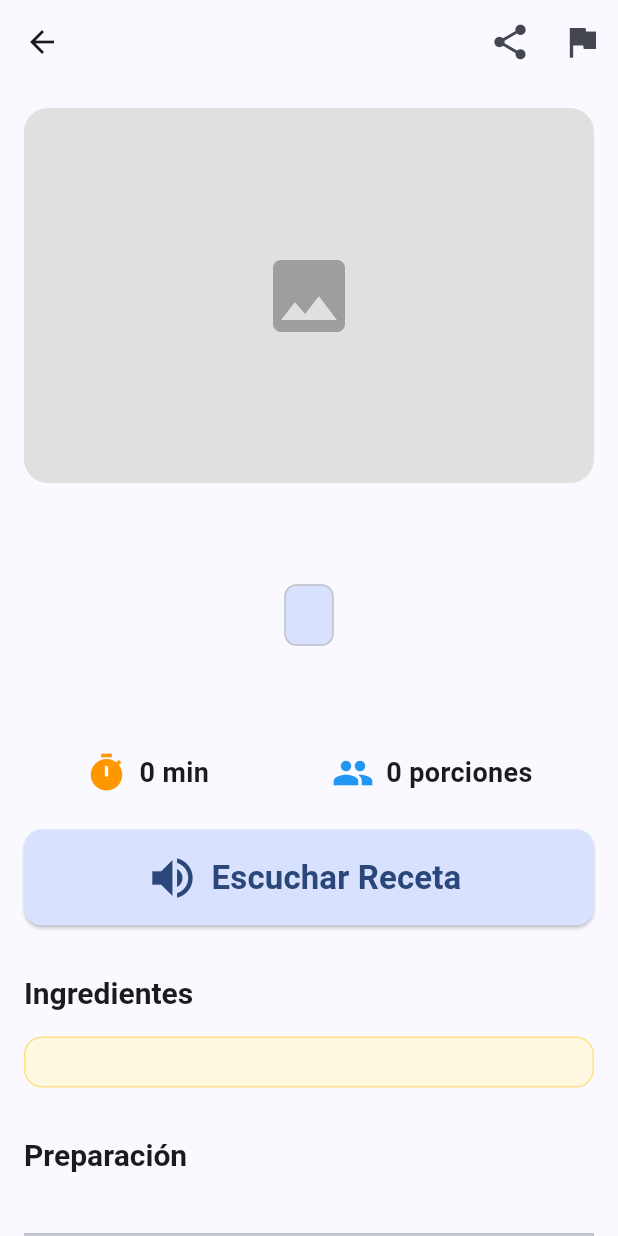
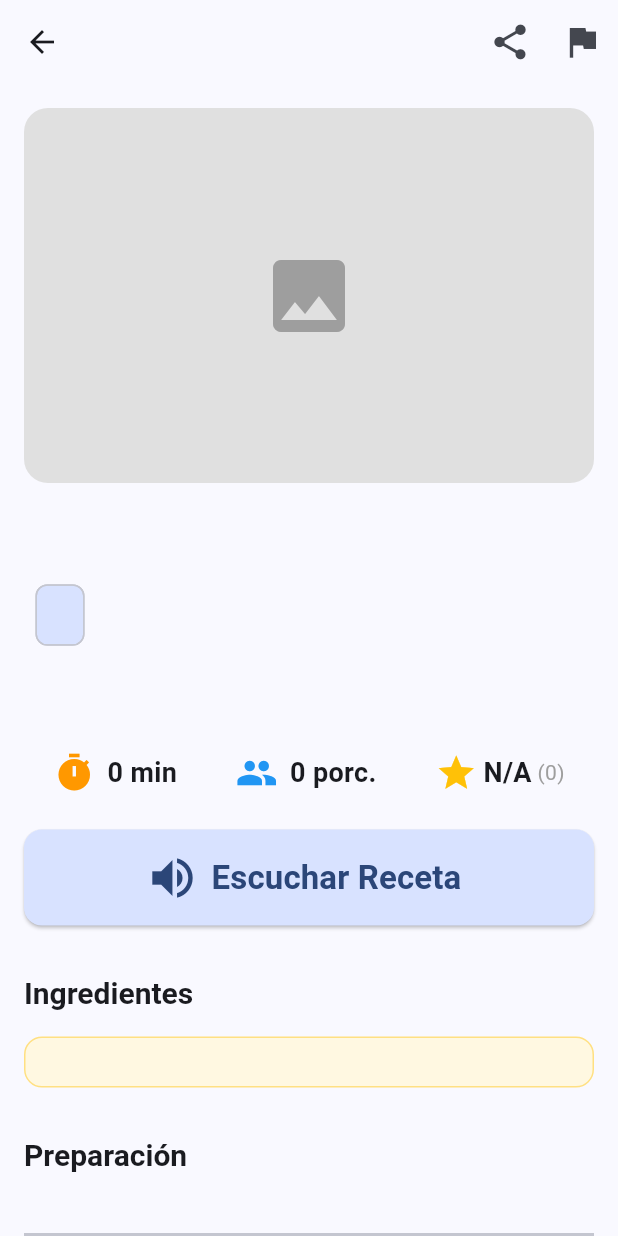
Before and after one commit to GonzaloValderrama/gastronomia-chilena, a Flutter app: the RecipeDetailScreen screen opened directly with empty values, on a phone screen of 412 x 824 dp. Run offline on Flutter 3.47's test engine with Material 3 defaults, Android fonts, the phone set to English and light mode, and no system bars; our stand-ins replace flutter_riverpod, flutter_tts, google_mobile_ads, share_plus, supabase_flutter; missing offline and left inert: video_trimmer; accounts and stored records are empty; network calls fail.

Commit message:
feat: implementar calificaciones y comentarios en Supabase

```diff
--- a/lib/features/social/presentation/recipe_detail_screen.dart
+++ b/lib/features/social/presentation/recipe_detail_screen.dart
@@ -1,22 +1,24 @@
 import 'package:flutter/material.dart';
+import 'package:flutter_riverpod/flutter_riverpod.dart';
 import 'package:share_plus/share_plus.dart';
 import 'package:flutter_tts/flutter_tts.dart';
 import '../../recipes/domain/recipe.dart';
+import 'social_provider.dart';
 
-class RecipeDetailScreen extends StatefulWidget {
+class RecipeDetailScreen extends ConsumerStatefulWidget {
   final Recipe recipe;
   const RecipeDetailScreen({super.key, required this.recipe});
 
   @override
-  State<RecipeDetailScreen> createState() => _RecipeDetailScreenState();
+  ConsumerState<RecipeDetailScreen> createState() => _RecipeDetailScreenState();
 }
 
-class _RecipeDetailScreenState extends State<RecipeDetailScreen> {
+class _RecipeDetailScreenState extends ConsumerState<RecipeDetailScreen> {
   final _commentController = TextEditingController();
-  int _currentRating = 0;
 
   late FlutterTts _flutterTts;
   bool _isPlayingTts = false;
+  bool _isSubmittingComment = false;
 
   @override
   void initState() {
@@ -53,7 +55,6 @@ class _RecipeDetailScreenState extends State<RecipeDetailScreen> {
 
       final recipe = widget.recipe;
 
-      // Armar el texto completo para leer
       StringBuffer ttsText = StringBuffer();
       ttsText.writeln("Receta de ${recipe.title}.");
       if (recipe.description != null) {
@@ -83,17 +84,18 @@ class _RecipeDetailScreenState extends State<RecipeDetailScreen> {
   }
 
   // ==== REPORTAR ====
-  void _reportContent(String type) {
+  void _reportContent(String type, String entityId) {
     showDialog(
       context: context,
       builder: (_) => AlertDialog(
         title: Text('Reportar $type'),
-        content: const Text('¿Estás seguro de que deseas reportar este contenido? A los 3 reportes será ocultado para revisión.'),
+        content: const Text('¿Estás seguro de que deseas reportar este contenido?'),
         actions: [
           TextButton(onPressed: () => Navigator.pop(context), child: const Text('Cancelar')),
           ElevatedButton(
             style: ElevatedButton.styleFrom(backgroundColor: Colors.red, foregroundColor: Colors.white),
             onPressed: () {
+              // TODO: Insertar reporte en la base de datos
               Navigator.pop(context);
               ScaffoldMessenger.of(context).showSnackBar(
                 const SnackBar(content: Text('Reporte enviado exitosamente.')),
@@ -106,10 +108,62 @@ class _RecipeDetailScreenState extends State<RecipeDetailScreen> {
     );
   }
 
+  // ==== ENVIAR COMENTARIO ====
+  Future<void> _submitComment() async {
+    final text = _commentController.text.trim();
+    if (text.isEmpty) return;
+
+    setState(() => _isSubmittingComment = true);
+
+    try {
+      await ref.read(socialRepositoryProvider).addComment(widget.recipe.id, text);
+      _commentController.clear();
+      // Refrescar los comentarios
+      ref.refresh(recipeCommentsProvider(widget.recipe.id));
+      if (mounted) {
+        FocusScope.of(context).unfocus(); // Cerrar teclado
+        ScaffoldMessenger.of(context).showSnackBar(
+          const SnackBar(content: Text('Comentario publicado'), backgroundColor: Colors.green),
+        );
+      }
+    } catch (e) {
+      if (mounted) {
+        ScaffoldMessenger.of(context).showSnackBar(
+          SnackBar(content: Text('Error: ${e.toString()}'), backgroundColor: Colors.red),
+        );
+      }
+    } finally {
+      if (mounted) setState(() => _isSubmittingComment = false);
+    }
+  }
+
+  // ==== CALIFICAR ====
+  Future<void> _rateRecipe(int score) async {
+    try {
+      await ref.read(socialRepositoryProvider).upsertRating(widget.recipe.id, score);
+      // Refrescar estadísticas
+      ref.refresh(recipeStatsProvider(widget.recipe.id));
+      if (mounted) {
+        ScaffoldMessenger.of(context).showSnackBar(
+          const SnackBar(content: Text('¡Gracias por calificar!'), backgroundColor: Colors.green),
+        );
+      }
+    } catch (e) {
+      if (mounted) {
+        ScaffoldMessenger.of(context).showSnackBar(
+          SnackBar(content: Text('Error: ${e.toString()}'), backgroundColor: Colors.red),
+        );
+      }
+    }
+  }
+
   @override
   Widget build(BuildContext context) {
     final theme = Theme.of(context);
     final recipe = widget.recipe;
+
+    final asyncComments = ref.watch(recipeCommentsProvider(recipe.id));
+    final asyncStats = ref.watch(recipeStatsProvider(recipe.id));
 
     return Scaffold(
       appBar: AppBar(
@@ -122,7 +176,7 @@ class _RecipeDetailScreenState extends State<RecipeDetailScreen> {
           ),
           IconButton(
             icon: const Icon(Icons.flag, size: 28),
-            onPressed: () => _reportContent('Receta'),
+            onPressed: () => _reportContent('Receta', recipe.id),
             tooltip: 'Reportar Receta',
           ),
         ],
@@ -153,9 +207,12 @@ class _RecipeDetailScreenState extends State<RecipeDetailScreen> {
           Text(recipe.title, style: theme.textTheme.displayMedium),
           const SizedBox(height: 8),
           if (recipe.category != null)
-            Chip(
+            Align(
+              alignment: Alignment.centerLeft,
+              child: Chip(
                 label: Text(recipe.category!, style: const TextStyle(fontSize: 16)),
                 backgroundColor: theme.colorScheme.primaryContainer,
+              ),
             ),
           const SizedBox(height: 16),
 
@@ -168,7 +225,7 @@ class _RecipeDetailScreenState extends State<RecipeDetailScreen> {
             const SizedBox(height: 24),
           ],
 
-          // Tiempo y Porciones
+          // Tiempo, Porciones y Rating (Stat)
           Row(
             mainAxisAlignment: MainAxisAlignment.spaceAround,
             children: [
@@ -185,17 +242,33 @@ class _RecipeDetailScreenState extends State<RecipeDetailScreen> {
                   children: [
                     const Icon(Icons.people, size: 28, color: Colors.blue),
                     const SizedBox(width: 8),
-                    Text('${recipe.servings} porciones', style: const TextStyle(fontSize: 18, fontWeight: FontWeight.bold)),
+                    Text('${recipe.servings} porc.', style: const TextStyle(fontSize: 18, fontWeight: FontWeight.bold)),
                   ],
+                ),
+              // Promedio de estrellas
+              asyncStats.when(
+                data: (stats) => Row(
+                  children: [
+                    const Icon(Icons.star, size: 28, color: Colors.amber),
+                    const SizedBox(width: 4),
+                    Text(
+                      stats['count'] > 0 ? '${(stats['average'] as double).toStringAsFixed(1)}' : 'N/A',
+                      style: const TextStyle(fontSize: 18, fontWeight: FontWeight.bold),
+                    ),
+                    Text(' (${stats['count']})', style: const TextStyle(fontSize: 14, color: Colors.grey)),
+                  ],
+                ),
+                loading: () => const SizedBox(width: 24, height: 24, child: CircularProgressIndicator(strokeWidth: 2)),
+                error: (_, __) => const SizedBox.shrink(),
               ),
             ],
           ),
           const SizedBox(height: 24),
 
-          // Botón de lectura de voz (Accesibilidad Mayor)
+          // Botón de lectura de voz
           ElevatedButton.icon(
             style: ElevatedButton.styleFrom(
-              minimumSize: const Size(double.infinity, 64), // Touch target grande
+              minimumSize: const Size(double.infinity, 64),
               backgroundColor: _isPlayingTts ? Colors.red.shade100 : theme.colorScheme.primaryContainer,
               foregroundColor: _isPlayingTts ? Colors.red : theme.colorScheme.onPrimaryContainer,
             ),
@@ -263,23 +336,28 @@ class _RecipeDetailScreenState extends State<RecipeDetailScreen> {
 
           const Divider(height: 48, thickness: 2),
 
-          // Estrellas (Calificación)
+          // Estrellas interactivas (Calificación)
           const Text('Califica esta receta', textAlign: TextAlign.center, style: TextStyle(fontSize: 20, fontWeight: FontWeight.bold)),
           const SizedBox(height: 8),
-          Row(
+          asyncStats.when(
+            data: (stats) {
+              final userRating = stats['userRating'] as int;
+              return Row(
                 mainAxisAlignment: MainAxisAlignment.center,
                 children: List.generate(5, (index) {
                   return IconButton(
-                iconSize: 56, // Touch target gigante para adultos mayores
+                    iconSize: 56, // Touch target gigante
                     icon: Icon(
-                  index < _currentRating ? Icons.star : Icons.star_border,
+                      index < userRating ? Icons.star : Icons.star_border,
                       color: Colors.orange,
                     ),
-                onPressed: () {
-                  setState(() => _currentRating = index + 1);
-                },
+                    onPressed: () => _rateRecipe(index + 1),
                   );
                 }),
+              );
+            },
+            loading: () => const Center(child: CircularProgressIndicator()),
+            error: (_, __) => const Center(child: Text('Error cargando calificación')),
           ),
 
           const Divider(height: 48, thickness: 2),
@@ -299,19 +377,52 @@ class _RecipeDetailScreenState extends State<RecipeDetailScreen> {
                   ),
                 ),
               ),
-              IconButton(
+              const SizedBox(width: 8),
+              _isSubmittingComment
+                  ? const CircularProgressIndicator()
+                  : IconButton(
                       iconSize: 40,
                       icon: Icon(Icons.send, color: theme.colorScheme.primary),
-                onPressed: () {
-                  _commentController.clear();
-                },
+                      onPressed: _submitComment,
                     ),
             ],
           ),
           const SizedBox(height: 24),
 
-          // Lista de Comentarios (Ejemplo UI)
-          const Center(child: Text('Aún no hay comentarios.', style: TextStyle(fontSize: 16, color: Colors.grey))),
+          // Lista de Comentarios Reales
+          asyncComments.when(
+            data: (comments) {
+              if (comments.isEmpty) {
+                return const Center(
+                  child: Padding(
+                    padding: EdgeInsets.all(16.0),
+                    child: Text('Aún no hay comentarios. ¡Sé el primero!', style: TextStyle(fontSize: 16, color: Colors.grey)),
+                  ),
+                );
+              }
+              return Column(
+                children: comments.map((comment) => ListTile(
+                  contentPadding: EdgeInsets.zero,
+                  leading: CircleAvatar(
+                    backgroundImage: comment.authorAvatarUrl != null ? NetworkImage(comment.authorAvatarUrl!) : null,
+                    child: comment.authorAvatarUrl == null ? const Icon(Icons.person) : null,
+                  ),
+                  title: Text(comment.authorName, style: const TextStyle(fontWeight: FontWeight.bold, fontSize: 18)),
+                  subtitle: Padding(
+                    padding: const EdgeInsets.only(top: 4.0),
+                    child: Text(comment.content, style: const TextStyle(fontSize: 16)),
+                  ),
+                  trailing: IconButton(
+                    icon: const Icon(Icons.flag, color: Colors.grey),
+                    onPressed: () => _reportContent('Comentario', comment.id),
+                  ),
+                )).toList(),
+              );
+            },
+            loading: () => const Center(child: CircularProgressIndicator()),
+            error: (err, stack) => Text('Error cargando comentarios: $err', style: const TextStyle(color: Colors.red)),
+          ),
+          const SizedBox(height: 40),
         ],
       ),
     );
--- /dev/null
+++ b/lib/features/social/presentation/social_provider.dart
@@ -0,0 +1,20 @@
+import 'package:flutter_riverpod/flutter_riverpod.dart';
+import '../data/social_repository.dart';
+import '../domain/comment.dart';
+
+// Proveedor para el Repositorio Social
+final socialRepositoryProvider = Provider<SocialRepository>((ref) {
+  return SocialRepository();
+});
+
+// Proveedor de Comentarios por Receta
+final recipeCommentsProvider = FutureProvider.autoDispose.family<List<Comment>, String>((ref, recipeId) async {
+  final repository = ref.watch(socialRepositoryProvider);
+  return repository.getComments(recipeId);
+});
+
+// Proveedor de Estadísticas y Rating por Receta
+final recipeStatsProvider = FutureProvider.autoDispose.family<Map<String, dynamic>, String>((ref, recipeId) async {
+  final repository = ref.watch(socialRepositoryProvider);
+  return repository.getRecipeStatsWithUser(recipeId);
+});
```
Also changed, not shown: lib/features/social/data/social_repository.dart (added, +136 -0 lines), lib/features/social/domain/comment.dart (added, +38 -0 lines). Lines whose indentation alone changed are shown as unchanged.
